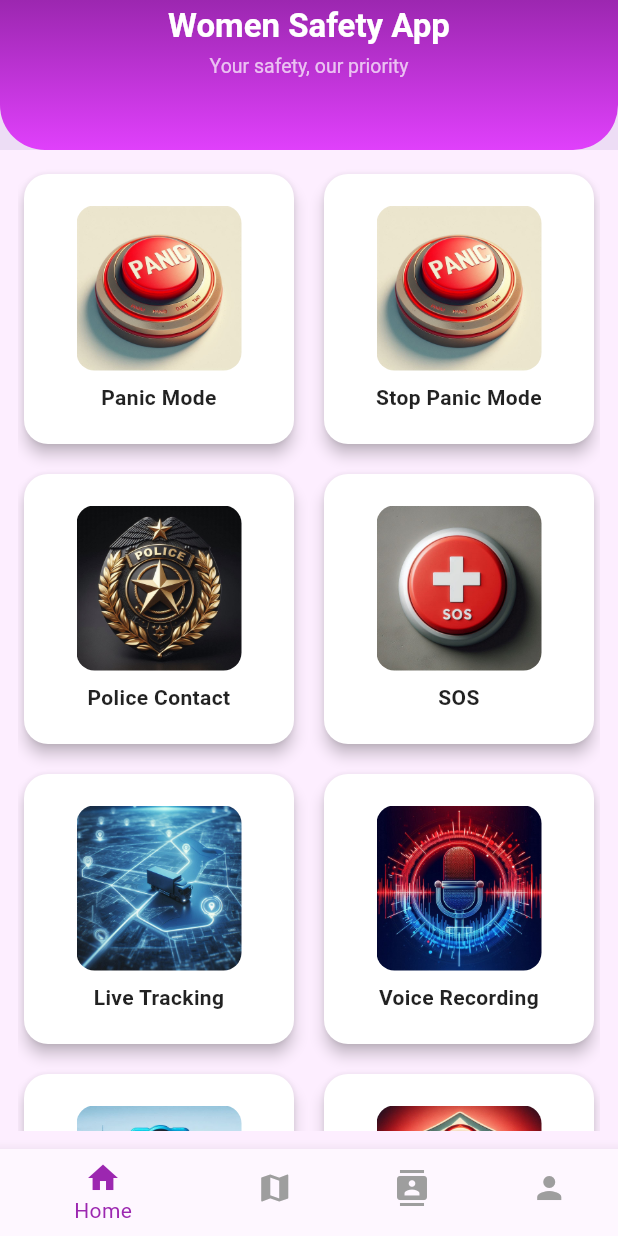
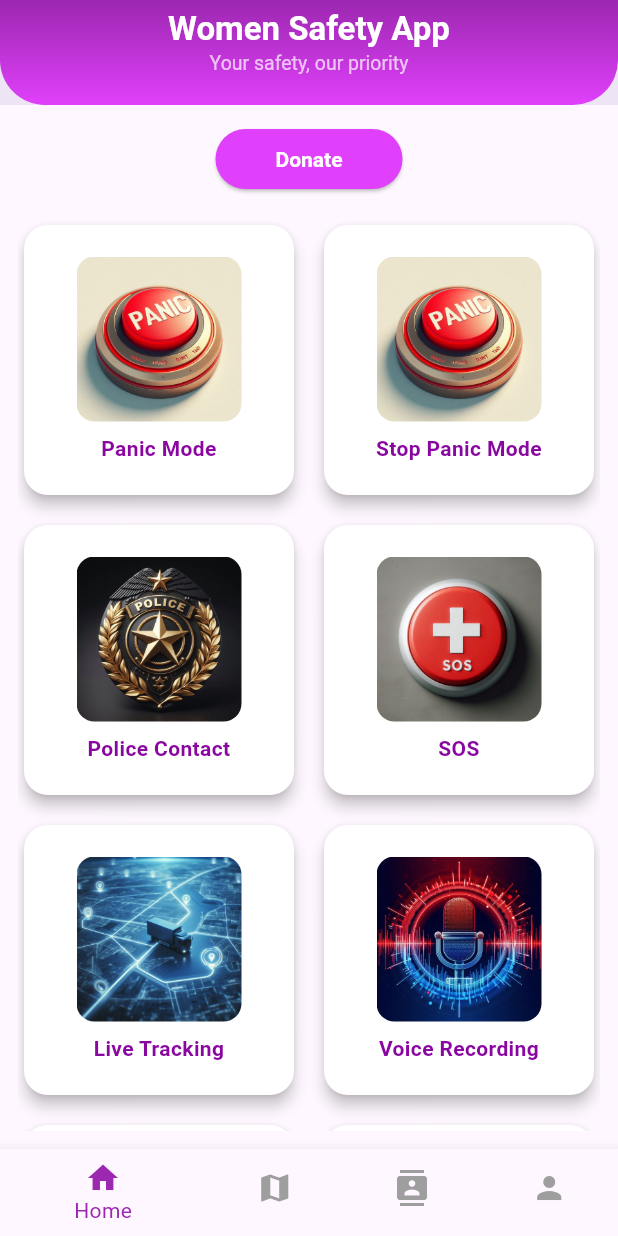
Before and after one commit to Lucky-chelani/veerangana_app, a Flutter app: the HomeScreen screen opened directly, on a phone screen of 412 x 824 dp. Run offline on Flutter 3.47's test engine with Material 3 defaults, Android fonts, the phone set to English and light mode, and no system bars; our stand-ins replace cloud_firestore, firebase_auth, firebase_core, flutter_contacts, geolocator, google_maps_flutter and 4 more; missing offline and left inert: flutter_phone_direct_caller, flutter_sound, sms_sender; accounts and stored records are empty.

Commit message:
Donate button added

```diff
--- a/lib/screens/home_screen.dart
+++ b/lib/screens/home_screen.dart
@@ -13,6 +13,7 @@ import 'package:permission_handler/permission_handler.dart';
 import 'package:path_provider/path_provider.dart';
 import 'package:image_picker/image_picker.dart';
 import 'dart:io';
+//import 'package:flutter/services.dart';
 
 class HomeScreen extends StatefulWidget {
   const HomeScreen({Key? key}) : super(key: key);
@@ -63,13 +64,15 @@ class _HomeScreenState extends State<HomeScreen> {
 
     switch (index) {
       case 1:
-        Navigator.push(context, MaterialPageRoute(builder: (_) => const MapScreen()));
+        Navigator.push(
+            context, MaterialPageRoute(builder: (_) => const MapScreen()));
         break;
       case 2:
         Navigator.push(
             context,
             MaterialPageRoute(
-                builder: (_) => EmergencyContactScreen(userPhone: userPhone ?? '')));
+                builder: (_) =>
+                    EmergencyContactScreen(userPhone: userPhone ?? '')));
         break;
       case 3:
         Navigator.push(
@@ -79,14 +82,17 @@ class _HomeScreenState extends State<HomeScreen> {
         break;
     }
   }
+
   //Video Recording
   Future<void> _recordVideo() async {
     final cameraStatus = await Permission.camera.request();
     final micStatus = await Permission.microphone.request();
 
-  if (cameraStatus != PermissionStatus.granted || micStatus != PermissionStatus.granted) {
+    if (cameraStatus != PermissionStatus.granted ||
+        micStatus != PermissionStatus.granted) {
       ScaffoldMessenger.of(context).showSnackBar(
-      const SnackBar(content: Text('Camera and microphone permissions are required')),
+        const SnackBar(
+            content: Text('Camera and microphone permissions are required')),
       );
       await openAppSettings();
       return;
@@ -109,7 +115,6 @@ class _HomeScreenState extends State<HomeScreen> {
       SnackBar(content: Text('Video saved at: ${savedVideo.path}')),
     );
   }
-
 
 //voice Recording
   Future<void> _startRecording() async {
@@ -134,7 +139,6 @@ class _HomeScreenState extends State<HomeScreen> {
     print('Recording started at: $path');
   }
 
-
   Future<void> _stopRecording() async {
     if (_recorder.isStopped) return;
 
@@ -145,6 +149,7 @@ class _HomeScreenState extends State<HomeScreen> {
       SnackBar(content: Text('Recording saved at: $_recordingPath')),
     );
   }
+
 //police contact
   Future<void> _makePhoneCall(String phoneNumber) async {
     bool? res = await FlutterPhoneDirectCaller.callNumber(phoneNumber);
@@ -159,14 +164,26 @@ class _HomeScreenState extends State<HomeScreen> {
   }
 
   Widget buildGridButton(String label, String assetPath, VoidCallback onTap) {
-    return GestureDetector(
-      onTap: onTap,
+    return InkWell(
+      borderRadius: BorderRadius.circular(16),
+      onTap: () async {
+        if (await Vibration.hasVibrator() ?? false) {
+          Vibration.vibrate(duration: 40); // short, subtle
+        }
+        onTap(); // your button action
+      },
+
+      // onTap: () {
+      //   HapticFeedback
+      //       .lightImpact(); // native, works even without vibration permission
+      //   onTap();
+      // },
       child: Card(
         shape: RoundedRectangleBorder(borderRadius: BorderRadius.circular(16)),
         color: Colors.white,
         elevation: 4,
         child: Padding(
-          padding: const EdgeInsets.symmetric(vertical: 20.0, horizontal: 10),
+          padding: const EdgeInsets.symmetric(vertical: 16.0, horizontal: 10),
           child: Column(
             mainAxisAlignment: MainAxisAlignment.center,
             children: [
@@ -180,13 +197,17 @@ class _HomeScreenState extends State<HomeScreen> {
                 ),
               ),
               const SizedBox(height: 8),
-              Text(
+              Flexible(
+                child: Text(
                   label,
                   textAlign: TextAlign.center,
                   style: const TextStyle(
                     fontSize: 14,
                     fontWeight: FontWeight.w600,
-                  color: Colors.black87,
+                    color: Color.fromARGB(255, 137, 6, 160),
+                  ),
+                  overflow: TextOverflow.ellipsis,
+                  maxLines: 2,
                 ),
               ),
             ],
@@ -205,12 +226,12 @@ class _HomeScreenState extends State<HomeScreen> {
   @override
   Widget build(BuildContext context) {
     return Scaffold(
-      backgroundColor: const Color(0xFFFDEEFF),
   appBar: PreferredSize(
-        preferredSize: const Size.fromHeight(100),
+    preferredSize: const Size.fromHeight(70),
     child: AppBar(
       elevation: 6,
       backgroundColor: Colors.transparent,
+       automaticallyImplyLeading: false, // <- This removes the back arrow
       flexibleSpace: Container(
         decoration: const BoxDecoration(
           gradient: LinearGradient(
@@ -223,16 +244,23 @@ class _HomeScreenState extends State<HomeScreen> {
       ),
       centerTitle: true,
       title: Column(
-            mainAxisAlignment: MainAxisAlignment.center,
-            children: const [
+        crossAxisAlignment: CrossAxisAlignment.center,
+        children: [
           Text(
             "Women Safety App",
-                style: TextStyle(fontSize: 22, fontWeight: FontWeight.bold, color: Colors.white),
+            style: TextStyle(
+              fontSize: 22,
+              fontWeight: FontWeight.bold,
+              color: Colors.white,
             ),
-              SizedBox(height: 4),
+          ),
           Text(
             "Your safety, our priority",
-                style: TextStyle(fontSize: 13, fontWeight: FontWeight.w400, color: Colors.white70),
+            style: TextStyle(
+              fontSize: 13,
+              fontWeight: FontWeight.w400,
+              color: Colors.white70,
+            ),
           ),
         ],
       ),
@@ -240,11 +268,34 @@ class _HomeScreenState extends State<HomeScreen> {
   ),
   body: Padding(
     padding: const EdgeInsets.all(12.0),
+    child: Column(
+      crossAxisAlignment: CrossAxisAlignment.center,
+      children: [
+        ElevatedButton(
+          onPressed: () {
+            // TODO: Implement donation logic or link
+
+          },
+          style: ElevatedButton.styleFrom(
+            backgroundColor: Colors.purpleAccent,
+            foregroundColor: Colors.white,
+            padding: EdgeInsets.symmetric(horizontal: 40, vertical: 8),
+            textStyle: TextStyle(fontWeight: FontWeight.bold),
+            shape: RoundedRectangleBorder(
+              borderRadius: BorderRadius.circular(20),
+            ),
+          ),
+          child: Text("Donate"),
+        ),
+        SizedBox(height: 16),
+        Expanded(
           child: GridView.count(
             crossAxisCount: 2,
             crossAxisSpacing: 12,
             mainAxisSpacing: 12,
             children: [
+              // Your builderButtons go here
+
             buildGridButton("Panic Mode", "assets/download.png", () async {
               if (userPhone != null) {
                 await _panicModeService.activatePanicMode(userPhone!);
@@ -269,7 +320,8 @@ class _HomeScreenState extends State<HomeScreen> {
             buildGridButton("Live Tracking", "assets/download (3).png", () {
               // TODO: implement live tracking logic
             }),
-            buildGridButton("Voice Recording", "assets/download (4).png", () async {
+            buildGridButton("Voice Recording", "assets/download (4).png",
+                () async {
               if (_isRecording) {
                 await _stopRecording();
               } else {
@@ -280,15 +332,17 @@ class _HomeScreenState extends State<HomeScreen> {
               _recordVideo();
               // TODO: implement video recording logic
             }),
-            buildGridButton("Emergency Contacts", "assets/download (6).png", () {
+            buildGridButton("Emergency Contacts", "assets/download (6).png",
+                () {
               Navigator.push(
                   context,
                   MaterialPageRoute(
-                      builder: (_) => EmergencyContactScreen(userPhone: userPhone ?? '')));
+                      builder: (_) =>
+                          EmergencyContactScreen(userPhone: userPhone ?? '')));
             }),
-            buildGridButton("Logout", "assets/hack.jpeg", () {
-              // TODO: implement logout logic
-            }),
+            ],
+          ),
+        ),
       ],
     ),
   ),
@@ -297,6 +351,7 @@ class _HomeScreenState extends State<HomeScreen> {
         onTap: _onItemTapped,
       ),
 );
+
   }
 }
 
```
Also changed, not shown: 4 other files. Lines whose indentation alone changed are shown as unchanged.
